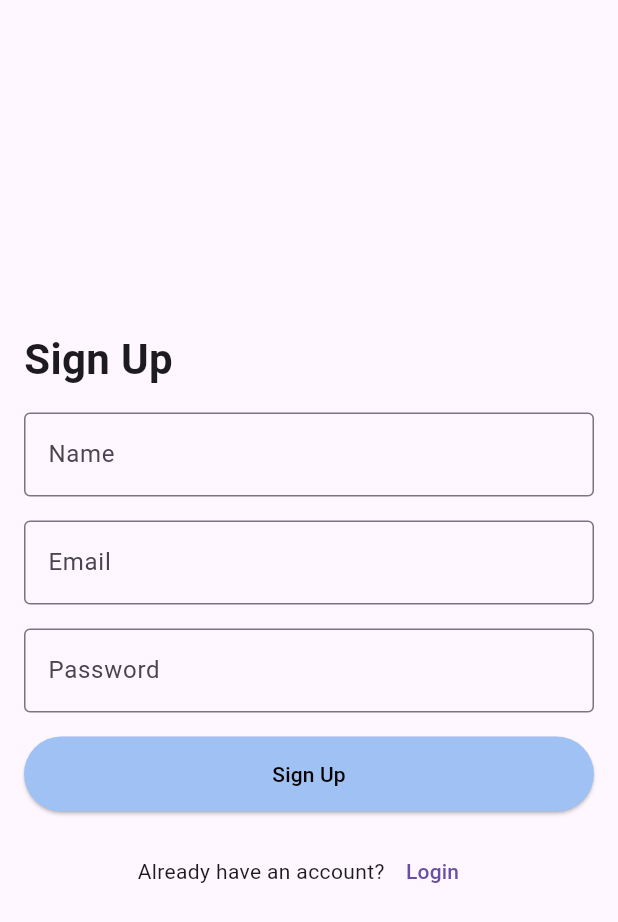
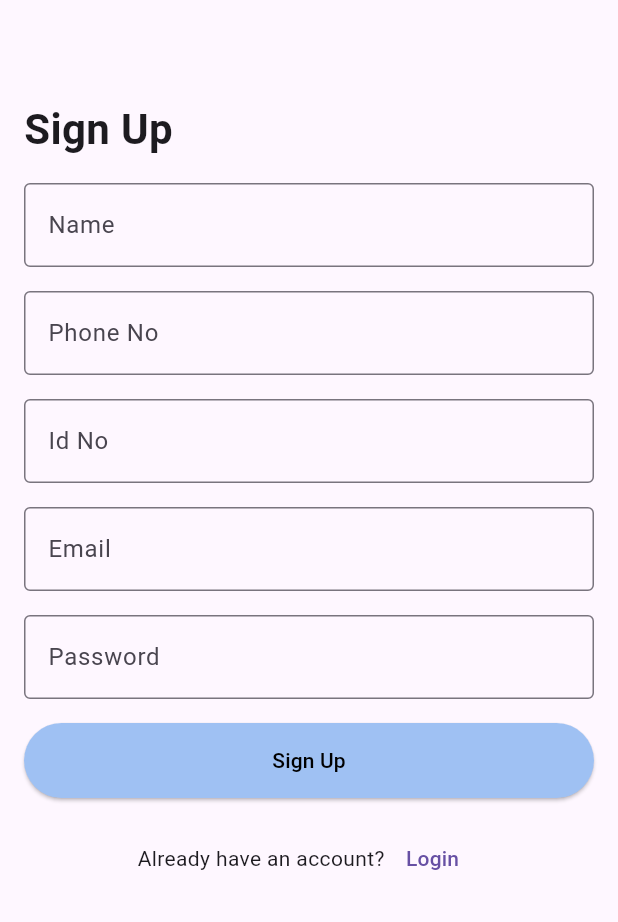
Before and after one commit to major-project326/case_flow_management, a Flutter app: the LoginPage screen opened directly, after a tap on "Sign Up", on a phone screen of 412 x 824 dp. Shown: the top 922 px of the screen. Run offline on Flutter 3.47's test engine with Material 3 defaults, Android fonts, the phone set to English and light mode, and no system bars; our stand-ins replace cloud_firestore, firebase_auth, firebase_core, firebase_database, firebase_messaging, firebase_storage and 1 more; accounts and stored records are empty.

```diff
--- a/lib/view/screens/dashboard_page.dart
+++ b/lib/view/screens/dashboard_page.dart
@@ -1,3 +1,4 @@
+import 'package:firebase_auth/firebase_auth.dart';
 import 'package:flutter/material.dart';
 import 'package:get/get.dart';
 import 'package:major_project/models/case_model.dart';
@@ -14,6 +15,9 @@ class DashboardPage extends StatefulWidget {
 }
 
 class _DashboardPageState extends State<DashboardPage> {
+
+   final user = FirebaseAuth.instance.currentUser;
+
   @override
   void initState() {
     data.sort((a, b) => b['priority'].compareTo(a['priority']));
--- a/lib/view/screens/login_page.dart
+++ b/lib/view/screens/login_page.dart
@@ -1,12 +1,58 @@
 import 'package:flutter/material.dart';
 import 'package:major_project/view/screens/bottom_nav.dart';
 import 'package:major_project/view/screens/signup_page.dart';
+import 'package:major_project/services/firebase_auth_services.dart';
 
-class LoginPage extends StatelessWidget {
+class LoginPage extends StatefulWidget {
+  const LoginPage({super.key});
+
+  @override
+  _LoginPageState createState() => _LoginPageState();
+}
+
+class _LoginPageState extends State<LoginPage> {
   final TextEditingController emailController = TextEditingController();
   final TextEditingController passwordController = TextEditingController();
+  final AuthService _authService = AuthService();
 
-  LoginPage({super.key});
+  bool isLoading = false; // To show loading indicator
+
+  void signIn() async {
+    String email = emailController.text.trim();
+    String password = passwordController.text.trim();
+
+    if (email.isEmpty || password.isEmpty) {
+      ScaffoldMessenger.of(context).showSnackBar(
+        const SnackBar(content: Text("Please fill all fields")),
+      );
+      return;
+    }
+
+    setState(() {
+      isLoading = true; // Show loading
+    });
+
+    try {
+      var user = await _authService.signInWithEmail(email, password);
+      if (user != null) {
+        ScaffoldMessenger.of(context).showSnackBar(
+          SnackBar(content: Text("Login successful! Welcome ${user.email}")),
+        );
+        Navigator.pushReplacement(
+          context,
+          MaterialPageRoute(builder: (context) => const BottomNavPage()),
+        );
+      }
+    } catch (error) {
+      ScaffoldMessenger.of(context).showSnackBar(
+        SnackBar(content: Text(error.toString())),
+      );
+    }
+
+    setState(() {
+      isLoading = false; // Hide loading
+    });
+  }
 
   @override
   Widget build(BuildContext context) {
@@ -17,53 +63,47 @@ class LoginPage extends StatelessWidget {
           mainAxisAlignment: MainAxisAlignment.center,
           crossAxisAlignment: CrossAxisAlignment.start,
           children: [
-            Text(
+            const Text(
               'Login',
               style: TextStyle(fontSize: 28, fontWeight: FontWeight.bold),
             ),
-            SizedBox(height: 16),
+            const SizedBox(height: 16),
             TextField(
               controller: emailController,
-              decoration: InputDecoration(
+              decoration: const InputDecoration(
                 labelText: 'Email',
                 border: OutlineInputBorder(),
               ),
             ),
-            SizedBox(height: 16),
+            const SizedBox(height: 16),
             TextField(
               controller: passwordController,
               obscureText: true,
-              decoration: InputDecoration(
+              decoration: const InputDecoration(
                 labelText: 'Password',
                 border: OutlineInputBorder(),
               ),
             ),
-            SizedBox(height: 16),
-            ElevatedButton(
-              onPressed: () {
-                Navigator.push(context,
-                    MaterialPageRoute(builder: (context) => BottomNavPage()));
-                String email = emailController.text;
-                String password = passwordController.text;
-                if (email.isNotEmpty && password.isNotEmpty) {
-                  print('Login successful');
-                } else {
-                  print('Please fill in all fields');
-                }
-              },
-              style: ElevatedButton.styleFrom(
-                  minimumSize: Size(double.infinity, 50),
-                  backgroundColor: Color.fromARGB(255, 159, 193, 243)),
-              child: Text(
-                'Login',
-                style: TextStyle(color: Color.fromARGB(255, 0, 0, 0)),
-              ),
-            ),
-            SizedBox(height: 16),
+            const SizedBox(height: 16),
+            isLoading
+                ? const Center(
+                    child: CircularProgressIndicator()) // Show loading
+                : ElevatedButton(
+                    onPressed: signIn,
+                    style: ElevatedButton.styleFrom(
+                      minimumSize: const Size(double.infinity, 50),
+                      backgroundColor: const Color.fromARGB(255, 159, 193, 243),
+                    ),
+                    child: const Text(
+                      'Login',
+                      style: TextStyle(color: Colors.black),
+                    ),
+                  ),
+            const SizedBox(height: 16),
             Row(
               mainAxisAlignment: MainAxisAlignment.center,
               children: [
-                Text("Don't have an account?"),
+                const Text("Don't have an account?"),
                 TextButton(
                   onPressed: () {
                     Navigator.push(
@@ -73,7 +113,7 @@ class LoginPage extends StatelessWidget {
                       ),
                     );
                   },
-                  child: Text('Sign Up'),
+                  child: const Text('Sign Up'),
                 ),
               ],
             ),
--- a/lib/view/screens/signup_page.dart
+++ b/lib/view/screens/signup_page.dart
@@ -1,87 +1,164 @@
+import 'package:firebase_auth/firebase_auth.dart';
 import 'package:flutter/material.dart';
 import 'package:major_project/view/screens/bottom_nav.dart';
+import 'package:major_project/services/firebase_auth_services.dart';
+import 'package:flutter/material.dart';
+import 'package:flutter/services.dart';
 
-class SignUpPage extends StatelessWidget {
+class SignUpPage extends StatefulWidget {
+  const SignUpPage({super.key});
+
+  @override
+  _SignUpPageState createState() => _SignUpPageState();
+}
+
+class _SignUpPageState extends State<SignUpPage> {
+  final AuthService _authService = AuthService();
   final TextEditingController nameController = TextEditingController();
+  final TextEditingController phoneNumController = TextEditingController();
+  final TextEditingController issuedIdController = TextEditingController();
   final TextEditingController emailController = TextEditingController();
   final TextEditingController passwordController = TextEditingController();
 
-  SignUpPage({super.key});
+  bool isLoading = false; // Loading state
+
+  void signUp() async {
+    setState(() {
+      isLoading = true;
+    });
+
+    String name = nameController.text.trim();
+    String phone = phoneNumController.text.trim();
+    String idNumber = issuedIdController.text.trim();
+    String email = emailController.text.trim();
+    String password = passwordController.text.trim();
+
+    if (name.isNotEmpty &&
+        phone.isNotEmpty &&
+        idNumber.isNotEmpty &&
+        email.isNotEmpty &&
+        password.isNotEmpty) {
+      User? user = await _authService.signUpWithEmail(
+        name: name,
+        phone: phone,
+        idNumber: idNumber,
+        email: email,
+        password: password,
+      );
+
+      if (user != null) {
+        print('Sign Up successful');
+        Navigator.pushReplacement(
+          context,
+          MaterialPageRoute(builder: (context) => BottomNavPage()),
+        );
+      } else {
+        print('Sign Up failed');
+      }
+    } else {
+      print('Please fill in all fields');
+    }
+
+    setState(() {
+      isLoading = false;
+    });
+  }
 
   @override
   Widget build(BuildContext context) {
     return Scaffold(
-      body: Padding(
+      body: SingleChildScrollView(
+        keyboardDismissBehavior: ScrollViewKeyboardDismissBehavior.onDrag,
+        child: Padding(
           padding: const EdgeInsets.all(16.0),
           child: Column(
             mainAxisAlignment: MainAxisAlignment.center,
             crossAxisAlignment: CrossAxisAlignment.start,
             children: [
-            Text(
+              const SizedBox(height: 50),
+              const Text(
                 'Sign Up',
                 style: TextStyle(fontSize: 28, fontWeight: FontWeight.bold),
               ),
-            SizedBox(height: 16),
+              const SizedBox(height: 16),
               TextField(
                 controller: nameController,
-              decoration: InputDecoration(
+                decoration: const InputDecoration(
                   labelText: 'Name',
                   border: OutlineInputBorder(),
                 ),
               ),
-            SizedBox(height: 16),
+              const SizedBox(height: 16),
+              TextField(
+                controller: phoneNumController,
+                keyboardType:
+                    TextInputType.number,
+                inputFormatters: [
+                  FilteringTextInputFormatter.digitsOnly,
+                  LengthLimitingTextInputFormatter(
+                      10),
+                ],
+                decoration: const InputDecoration(
+                  labelText: 'Phone No',
+                  border: OutlineInputBorder(),
+                ),
+              ),
+              const SizedBox(height: 16),
+              TextField(
+                controller: issuedIdController,
+                decoration: const InputDecoration(
+                  labelText: 'Id No',
+                  border: OutlineInputBorder(),
+                ),
+              ),
+              const SizedBox(height: 16),
               TextField(
                 controller: emailController,
-              decoration: InputDecoration(
+                 keyboardType: TextInputType.emailAddress,
+                decoration: const InputDecoration(
                   labelText: 'Email',
                   border: OutlineInputBorder(),
                 ),
               ),
-            SizedBox(height: 16),
+              const SizedBox(height: 16),
               TextField(
                 controller: passwordController,
                 obscureText: true,
-              decoration: InputDecoration(
+                decoration: const InputDecoration(
                   labelText: 'Password',
                   border: OutlineInputBorder(),
                 ),
               ),
-            SizedBox(height: 16),
+              const SizedBox(height: 16),
               ElevatedButton(
-              onPressed: () {
-                Navigator.push(context,
-                    MaterialPageRoute(builder: (context) => BottomNavPage()));
-                String name = nameController.text;
-                String email = emailController.text;
-                String password = passwordController.text;
-                if (name.isNotEmpty &&
-                    email.isNotEmpty &&
-                    password.isNotEmpty) {
-                  print('Sign Up successful');
-                } else {
-                  print('Please fill in all fields');
-                }
-              },
+                onPressed: isLoading ? null : signUp,
                 style: ElevatedButton.styleFrom(
-                  minimumSize: Size(double.infinity, 50),
-                  backgroundColor: Color.fromARGB(255, 159, 193, 243)),
-              child: Text('Sign Up',
-                  style: TextStyle(color: Color.fromARGB(255, 0, 0, 0))),
+                  minimumSize: const Size(double.infinity, 50),
+                  backgroundColor: Color.fromARGB(255, 159, 193, 243),
                 ),
-            SizedBox(height: 16),
+                child: isLoading
+                    ? const CircularProgressIndicator(color: Colors.white)
+                    : const Text(
+                        'Sign Up',
+                        style: TextStyle(color: Color.fromARGB(255, 0, 0, 0)),
+                      ),
+              ),
+              const SizedBox(height: 16),
               Row(
                 mainAxisAlignment: MainAxisAlignment.center,
                 children: [
-                Text('Already have an account?'),
+                  const Text('Already have an account?'),
                   TextButton(
                     onPressed: () {
                       Navigator.pop(context);
                     },
-                  child: Text('Login'),
+                    child: const Text('Login'),
                   ),
                 ],
               ),
+              const SizedBox(height: 20),
             ],
+          ),
         ),
       ),
     );
--- a/lib/view/screens/splash_page.dart
+++ b/lib/view/screens/splash_page.dart
@@ -2,6 +2,7 @@ import 'dart:async';
 
 import 'package:flutter/material.dart';
 import 'package:major_project/view/screens/bottom_nav.dart';
+import 'package:major_project/view/screens/wrapper.dart';
 
 class SplashPage extends StatefulWidget {
   const SplashPage({super.key});
@@ -18,7 +19,7 @@ class _SplashPageState extends State<SplashPage> {
     Timer(Duration(seconds: 2), () {
       Navigator.pushReplacement(
         context,
-        MaterialPageRoute(builder: (context) => BottomNavPage()),
+        MaterialPageRoute(builder: (context) => Wrapper()),
       );
     });
   }
--- a/pubspec.yaml
+++ b/pubspec.yaml
@@ -17,6 +17,12 @@ dependencies:
   cloud_firestore: ^5.6.3
   firebase_database: ^11.3.2
   firebase_storage: ^12.4.2
+  flutter_launcher_icons: ^0.14.3
+
+flutter_icons:
+  android: true
+  ios: true
+  image_path: "assets/images/logo.jpg"
 
 dev_dependencies:
   flutter_test:
```
Also changed, not shown: lib/services/firebase_auth_services.dart (+51 -5 lines), lib/view/screens/profile_page.dart (+13 -3 lines), lib/view/screens/wrapper.dart (added, +29 -0 lines), pubspec.lock, 29 other files. Lines whose indentation alone changed are shown as unchanged.
